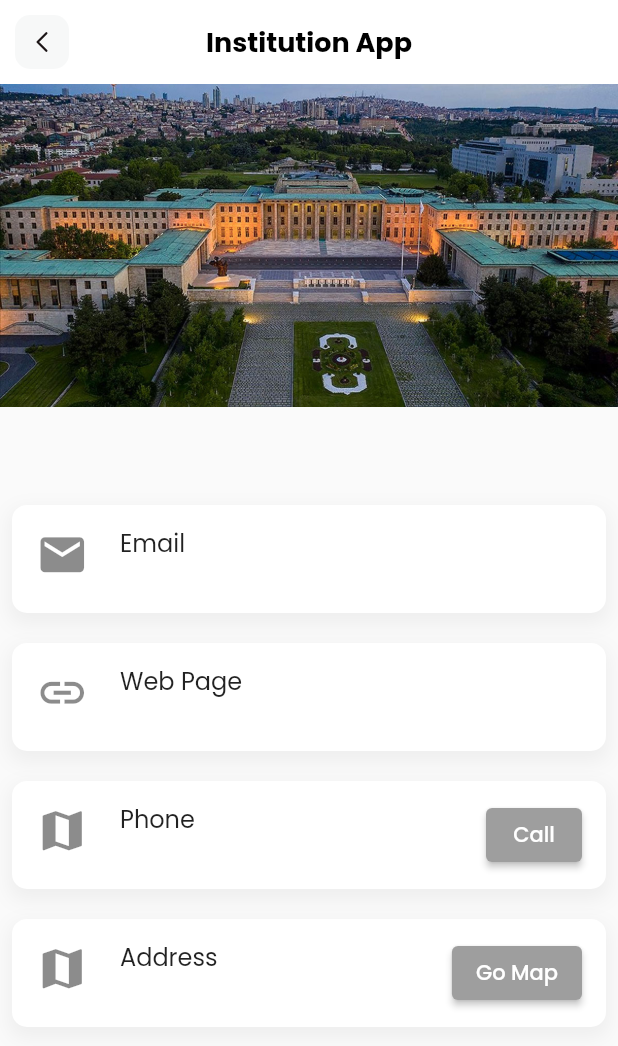
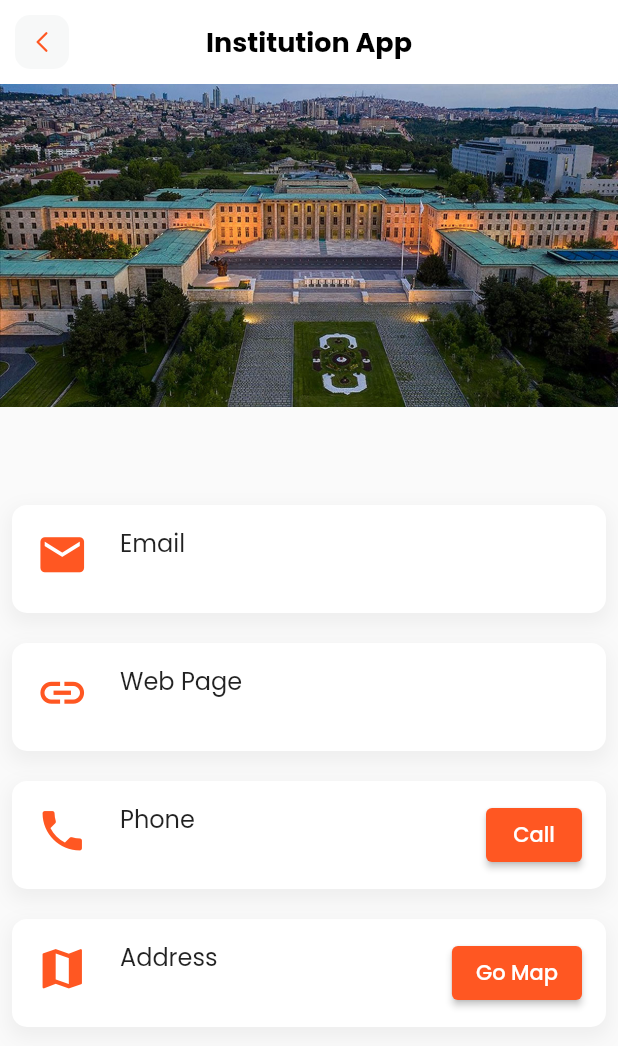
Before and after one commit to MehmetYildirimDev/flutter_institution, a Flutter app: the detailsScreen screen opened directly with empty values, after a tap on "Call", on a phone screen of 412 x 824 dp. Shown: the top 1046 px of the screen. Run offline on Flutter 3.47's test engine with Material 2 defaults, Android fonts, the light colour scheme and no system bars; our stand-ins replace connectivity_plus, dio, flutter_svg; network calls fail.

Commit message:
fix: bug fix

```diff
--- a/lib/Pages/detailsScreen.dart
+++ b/lib/Pages/detailsScreen.dart
@@ -17,11 +17,6 @@ class _detailsScreenState extends State<detailsScreen> {
   final Institution institution;
   String infoText = "";
   _detailsScreenState(this.institution);
-
-  @override
-  void initState() {
-    super.initState();
-  }
 
   @override
   Widget build(BuildContext context) {
@@ -71,6 +66,7 @@ class _detailsScreenState extends State<detailsScreen> {
             'assets/icons/Arrow - Left 2.svg',
             height: 20,
             width: 20,
+            color: Colors.deepOrange,
           ),
         ),
       ),
@@ -83,7 +79,7 @@ class _detailsScreenState extends State<detailsScreen> {
     if (await canLaunchUrlString(telScheme)) {
       await launchUrlString(telScheme);
     } else {
-      throw 'Telefon görüşmesi başlatilamadi: $telScheme';
+      throw 'The phone call couldn\'t be initiated: $telScheme';
     }
   }
 
@@ -108,6 +104,7 @@ class _detailsScreenState extends State<detailsScreen> {
             fontSize: 18,
             fontWeight: FontWeight.w600,
           ),
+          textAlign: TextAlign.center,
         ),
         const SizedBox(height: 20),
         _buildCustomListTile(
@@ -123,7 +120,7 @@ class _detailsScreenState extends State<detailsScreen> {
         ),
         const SizedBox(height: 20),
         _buildCustomListTile(
-          Icons.map,
+          Icons.phone,
           'Phone',
           institution.tel,
           onPressed: () {
@@ -169,6 +166,7 @@ class _detailsScreenState extends State<detailsScreen> {
         leading: Icon(
           leadingIcon,
           size: 35,
+          color: Colors.deepOrange,
         ),
         title: Text(title),
         subtitle: Text(subtitle),
@@ -177,7 +175,7 @@ class _detailsScreenState extends State<detailsScreen> {
                 onPressed: onPressed,
                 child: Text(buttonText),
                 style: ElevatedButton.styleFrom(
-                  backgroundColor: Colors.grey.shade500,
+                  backgroundColor: Colors.deepOrange,
                   foregroundColor: Colors.white,
                 ),
               )
```
Also changed, not shown: lib/Pages/homeScreen.dart (+32 -28 lines).
